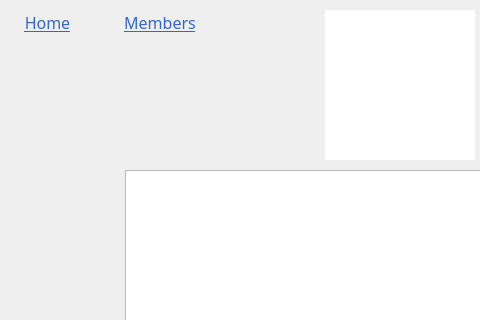
This is edit_member_screen.ui in MrCooperGit/Assessment-2_Library-Management-System as Qt 5 draws it before an edit; both pictures show x 0 to 480 and y 0 to 320 of the 800 by 600 pixel window. The edited form follows.
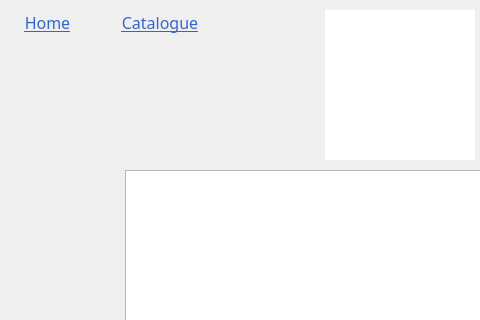
This is the edited form.

Commit message: minor fixes after removal of member_list_screen

```diff
--- a/edit_member_screen.ui
+++ b/edit_member_screen.ui
@@ -191,7 +191,7 @@
 </string>
    </property>
    <property name="text">
-    <string>Members</string>
+    <string>Catalogue</string>
    </property>
   </widget>
   <widget class="QWidget" name="layoutWidget">
```
Left out of the diff: 2 changed lines with no effect on the pictures. The commit also changes 5 other files.
